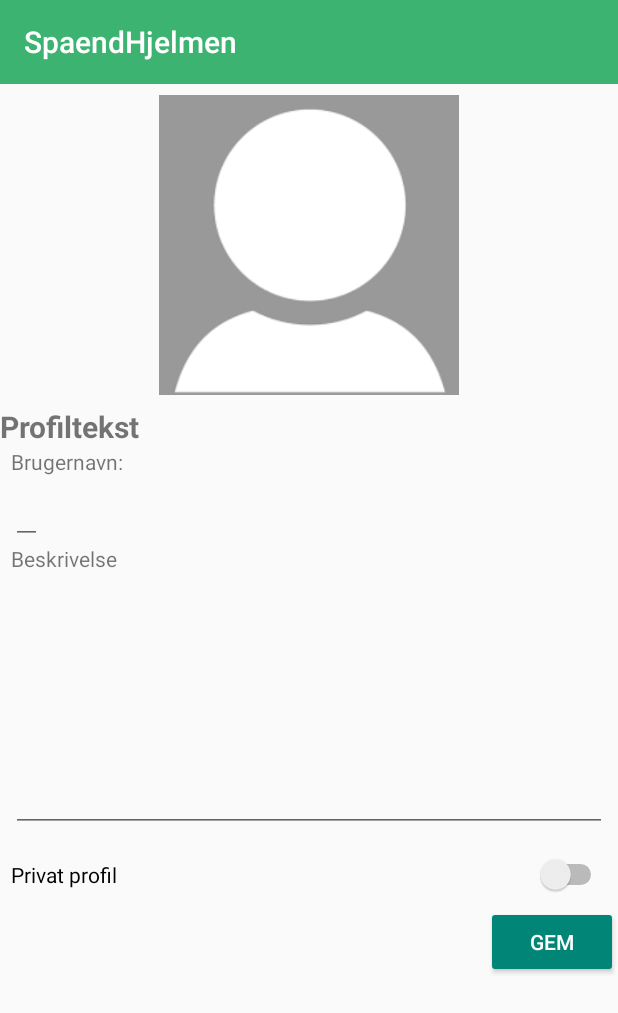
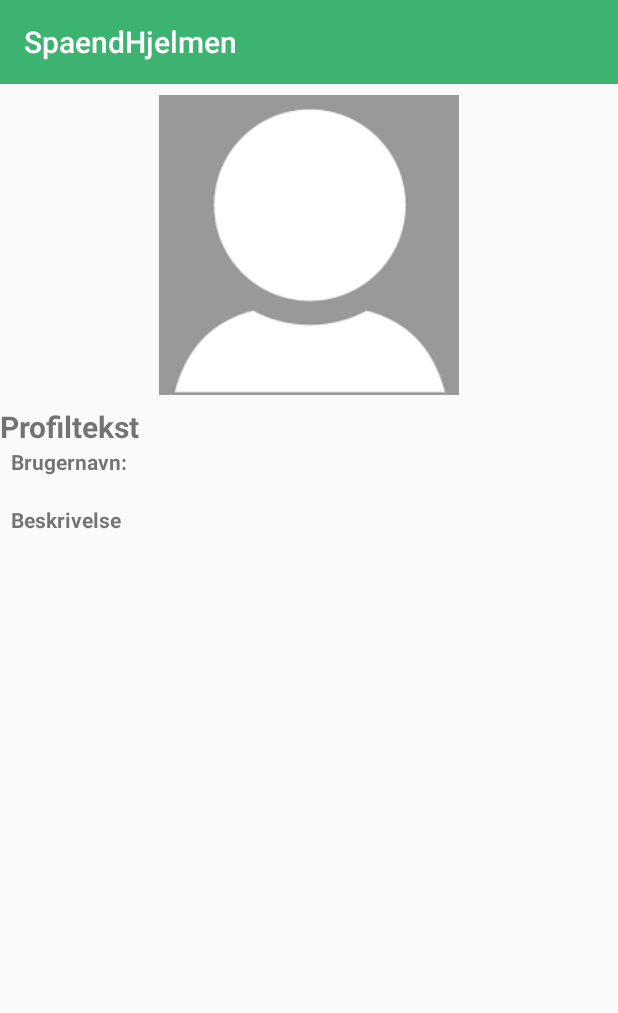
Before and after one commit to 5sem/AndroidApp, an Android app: the ProfileActivity screen opened directly, with no data from a screen before it, on a phone screen of 412 x 824 dp. Shown: the top 1013 px of the screen. Run offline under Robolectric (Android 15) with nearby library versions, the phone set to English and light mode, and no system bars; our stand-ins replace Firebase (no records; nobody signed in at launch, a user with empty details on screens opened directly); network calls fail; 6 statements that could not run were skipped.

Commit message:
ændret profil så man nu har en textview hvis man ikke er logged ind man kan derfor ikke ændre en anden bruger.

```diff
--- a/app/src/main/java/dk/easj/spaendhjelmen/spaendhjelmen/spaendhjelmen/Activities/ProfileActivity.java
+++ b/app/src/main/java/dk/easj/spaendhjelmen/spaendhjelmen/spaendhjelmen/Activities/ProfileActivity.java
@@ -7,6 +7,7 @@ import android.os.Bundle;
 import android.util.Log;
 import android.view.View;
 import android.widget.AdapterView;
+import android.widget.Button;
 import android.widget.EditText;
 import android.widget.ListView;
 import android.widget.Switch;
@@ -38,7 +39,9 @@ public class ProfileActivity extends AppCompatActivity {
     //public static final ArrayList<User> userList = new ArrayList<>();
     private User user;
     private EditText profile_profiletext_edittext, profilusername;
+    private TextView TextViewDesc, TextViewUsername;
     private Switch profilePrivacySwitch;
+    private Button opret;
 
     @Override
     protected void onCreate(Bundle savedInstanceState) {
@@ -60,6 +63,27 @@ public class ProfileActivity extends AppCompatActivity {
 
         profilusername = findViewById(R.id.profilEditTextUsername);
         profilusername.setText(user.Username);
+
+        opret = findViewById(R.id.ProfileBtnOpret);
+        TextViewDesc = findViewById(R.id.profile_profiletext_Textview);
+        TextViewDesc.setText(user.Description);
+        TextViewUsername = findViewById(R.id.profilTextViewUsername);
+        TextViewUsername.setText(user.Username);
+
+        //ikke logged ind
+        if (!LoginActivity.getLoggedin()){
+            profile_profiletext_edittext.setVisibility(View.GONE);
+            profilusername.setVisibility(View.GONE);
+
+            profilePrivacySwitch.setVisibility(View.GONE);
+            opret.setVisibility(View.GONE);
+        }
+        else {
+            //hvis logged ind
+            TextViewDesc.setVisibility(View.GONE);
+            TextViewUsername.setVisibility(View.GONE);
+        }
+
     }
 
     @Override
--- a/app/src/main/java/dk/easj/spaendhjelmen/spaendhjelmen/spaendhjelmen/Activities/SpecificTrack.java
+++ b/app/src/main/java/dk/easj/spaendhjelmen/spaendhjelmen/spaendhjelmen/Activities/SpecificTrack.java
@@ -450,6 +450,12 @@ public class SpecificTrack extends AppCompatActivity {
 
         menu.inflate(R.menu.menu_comment);
 
+        if (!LoginActivity.getLoggedin()) {
+        menu.getMenu().getItem(0).setVisible(false);
+        menu.getMenu().getItem(1).setVisible(false);
+        }
+
+
         menu.show();
     }
 
--- a/app/src/main/res/layout/activity_profile.xml
+++ b/app/src/main/res/layout/activity_profile.xml
@@ -39,11 +39,12 @@
         android:textStyle="bold"
         android:textSize="20dp"/>
 
-<TextView
-    android:layout_marginLeft="7dp"
-    android:layout_width="wrap_content"
-    android:layout_height="wrap_content"
-    android:text="Brugernavn:"/>
+    <TextView
+        android:layout_width="wrap_content"
+        android:layout_height="wrap_content"
+        android:layout_marginLeft="7dp"
+        android:text="Brugernavn:"
+        android:textStyle="bold" />
     <EditText
         android:layout_marginLeft="7dp"
         android:id="@+id/profilEditTextUsername"
@@ -51,11 +52,20 @@
         android:layout_height="wrap_content" />
 
     <TextView
+
         android:layout_marginLeft="7dp"
+        android:id="@+id/profilTextViewUsername"
+        android:layout_width="wrap_content"
+        android:layout_height="wrap_content" />
+
+    <TextView
         android:layout_width="wrap_content"
         android:layout_height="wrap_content"
-        android:text="Beskrivelse"/>
-        <EditText
+        android:layout_marginLeft="7dp"
+        android:text="Beskrivelse"
+        android:textStyle="bold" />
+
+    <EditText
             android:layout_margin="7dp"
             android:layout_height="165dp"
             android:layout_width="match_parent"
@@ -64,6 +74,17 @@
             android:id="@+id/profile_profiletext_edittext"
             android:maxLength="200"
             />
+
+    <TextView
+
+        android:layout_margin="7dp"
+        android:layout_height="165dp"
+        android:layout_width="match_parent"
+        android:textSize="15dp"
+        android:gravity="start"
+        android:id="@+id/profile_profiletext_Textview"
+        android:maxLength="200"
+        />
 
 
 <Switch
@@ -74,6 +95,7 @@
     android:id="@+id/profilePrivacySwitch"/>
 
     <Button
+        android:id="@+id/ProfileBtnOpret"
         android:layout_width="wrap_content"
         android:layout_height="match_parent"
         android:text="GEM"
```
